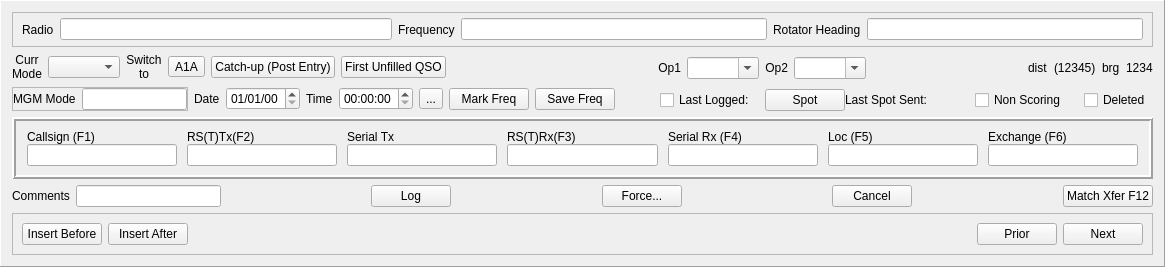
Rsclub22/Minos2-Mirror, file mqt/MqtLogger/qsologframe.ui: the form before one commit.
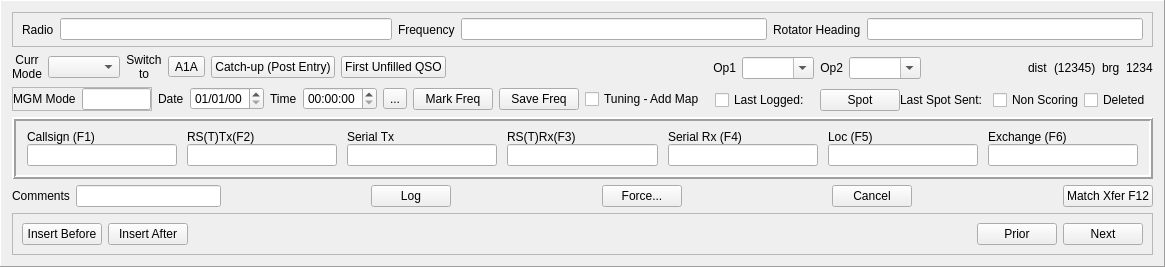
The form after the commit.

Commit message: add a checkbox to qsolog frame called Tuning - Add map. If checked, tuning off freq in S&P mode, will add the callsign to bandmap, unchecked it won't add. The value is saved globally, and will revert when opening a new logger.

The edit to the form file:
```diff
--- a/mqt/MqtLogger/qsologframe.ui
+++ b/mqt/MqtLogger/qsologframe.ui
@@ -302,6 +302,13 @@
            </item>
           </layout>
          </item>
+         <item>
+          <widget class="QCheckBox" name="tuningAddMapChkBox">
+           <property name="text">
+            <string>Tuning - Add Map</string>
+           </property>
+          </widget>
+         </item>
          <item>
           <spacer name="horizontalSpacer_5">
            <property name="orientation">
```
The commit also changes 6 other files.
